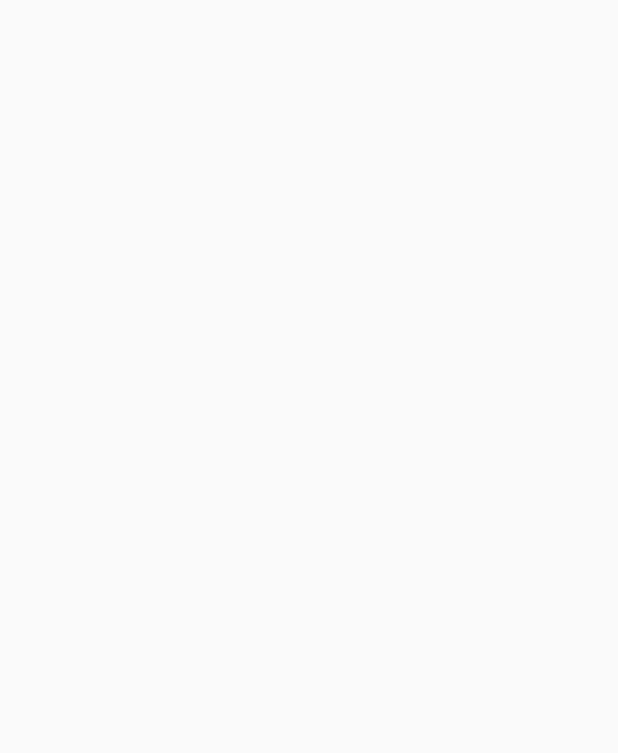
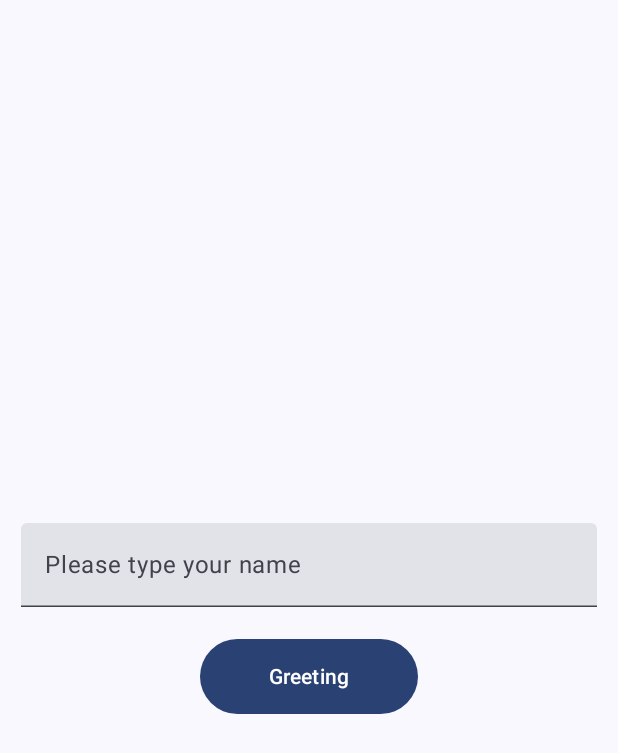
Before and after one commit to charlesson7777/GreetingApp, an Android app built with Jetpack Compose: the screen it shows after launch (MainActivity), on a phone screen of 412 x 824 dp. Before the commit the part shown is empty. Shown: the top 753 px of the screen. Run offline under Robolectric (Android 15) with nearby library versions, the phone set to English and light mode, and no system bars.

Commit message:
Final update

```diff
--- a/app/src/main/java/com/example/greetingapp/MainActivity.kt
+++ b/app/src/main/java/com/example/greetingapp/MainActivity.kt
@@ -3,23 +3,33 @@ package com.example.greetingapp
 import android.os.Bundle
 import androidx.activity.ComponentActivity
 import androidx.activity.compose.setContent
-import androidx.activity.enableEdgeToEdge
-import androidx.compose.foundation.layout.fillMaxSize
-import androidx.compose.foundation.layout.padding
-import androidx.compose.material3.Scaffold
+import androidx.compose.foundation.layout.*
+import androidx.compose.material3.MaterialTheme
 import androidx.compose.material3.Text
-import androidx.compose.runtime.Composable
+import androidx.compose.material3.Button
+import androidx.compose.material3.TextField
+import androidx.compose.material3.Surface
+import androidx.compose.ui.text.input.TextFieldValue
+import androidx.compose.runtime.*
+import androidx.compose.ui.Alignment
 import androidx.compose.ui.Modifier
-import androidx.compose.ui.tooling.preview.Preview
+import androidx.compose.ui.unit.dp
 import com.example.greetingapp.ui.theme.GreetingAppTheme
+import androidx.compose.ui.unit.sp
+import java.util.*
+
 
 class MainActivity : ComponentActivity() {
     override fun onCreate(savedInstanceState: Bundle?) {
         super.onCreate(savedInstanceState)
-        enableEdgeToEdge()
         setContent {
             GreetingAppTheme {
-               Greeting()
+                Surface(
+                    modifier = Modifier.fillMaxSize(),
+                    color = MaterialTheme.colorScheme.background
+                ){
+                    Greeting()
+                }
             }
         }
     }
@@ -27,13 +37,55 @@ class MainActivity : ComponentActivity() {
 
 @Composable
 fun Greeting() {
+    var name by remember{ mutableStateOf("") }
+    var message by remember { mutableStateOf("") }
 
+    Column(
+        modifier = Modifier.fillMaxSize().padding(14.dp),
+        horizontalAlignment = Alignment.CenterHorizontally,
+        verticalArrangement = Arrangement.Center
+    ){
+        TextField(
+            value = name,
+            onValueChange = {name = it},
+            label = {Text("Please type your name")},
+            modifier = Modifier.fillMaxWidth().padding(bottom = 14.dp)
+        )
+
+        Button(
+            onClick = {
+                if (name.isNotBlank()) {
+                    message = generatedMessage(name)
+                } else {
+                    message = "Please type your name."
+                }
+            },
+            modifier = Modifier.padding(top = 7.dp)
+                .width(145.dp)
+                .height(50.dp))
+        {
+            Text("Greeting")
+        }
+
+        if(message.isNotEmpty()){
+            Text(
+                text = message,
+                fontSize = 26.sp,
+                modifier = Modifier.padding(top = 18.dp)
+            )
+        }
+
+    }
 }
 
-@Preview(showBackground = true)
-@Composable
-fun GreetingPreview() {
-    GreetingAppTheme {
-        Greeting()
+fun generatedMessage(name: String): String {
+    val recentHour = Calendar.getInstance().get(Calendar.HOUR_OF_DAY)
+    val greetingTime = when (recentHour){
+        in 5..11 -> "Good Morning, "
+        in 12..17 -> "Good Afternoon, "
+        in 18..20 -> "Good Evening, "
+        else -> "Good Night"
     }
-}
+    return "$greetingTime, $name!!"
+
+    }
```
